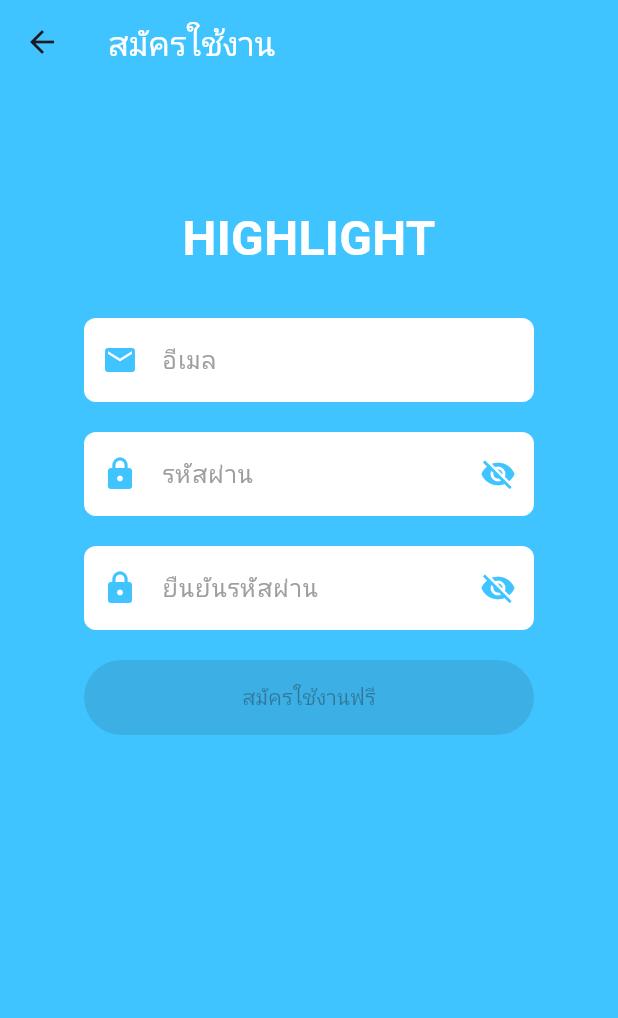
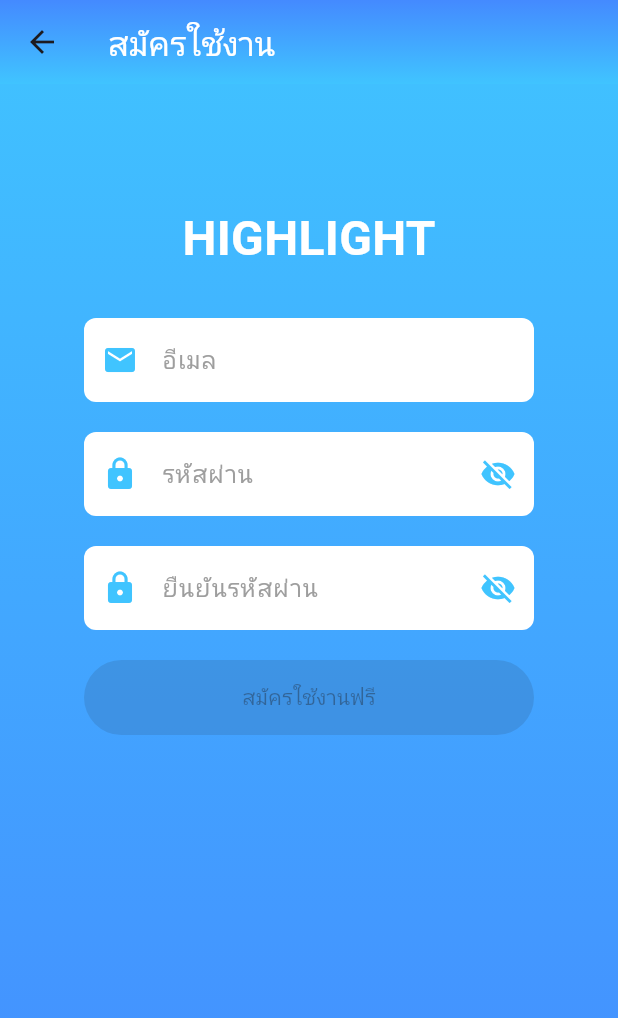
Before and after one commit to Best22522/Project-Mobile, a Flutter app: the screen it shows after launch, after a tap on "สมัครใช้งานฟรี", on a phone screen of 412 x 824 dp. Shown: the top 1018 px of the screen. Run offline on Flutter 3.47's test engine with Material 3 defaults, Android fonts, the phone set to English and light mode, and no system bars; our stand-ins replace cloud_firestore, firebase_core, fl_chart, pdf, printing, shared_preferences; accounts and stored records are empty.

Commit message:
fix color

```diff
--- /dev/null
+++ b/devtools_options.yaml
@@ -0,0 +1,3 @@
+description: This file stores settings for Dart & Flutter DevTools.
+documentation: https://docs.flutter.dev/tools/devtools/extensions#configure-extension-enablement-states
+extensions:
--- a/lib/RegisterPage.dart
+++ b/lib/RegisterPage.dart
@@ -61,15 +61,36 @@ Future<bool> emailExists(String email) async {
 
   @override
 Widget build(BuildContext context) {
-    return Scaffold(
-      backgroundColor: Colors.lightBlueAccent,
+  return Stack(
+    children: [
+      // Background gradient (under everything)
+      Container(
+        decoration: BoxDecoration(
+          gradient: LinearGradient(
+            colors: [Colors.lightBlueAccent, Colors.blueAccent],
+            begin: Alignment.topCenter,
+            end: Alignment.bottomCenter,
+          ),
+        ),
+      ),
+
+      Scaffold(
+        backgroundColor: Colors.transparent, // Transparent to let background show
         appBar: AppBar(
-        backgroundColor: Colors.lightBlueAccent,
+          elevation: 0,
+          flexibleSpace: Container(
+          decoration: BoxDecoration(
+          gradient: LinearGradient(
+            colors: [Colors.lightBlueAccent, Colors.blueAccent],
+            begin: Alignment.bottomCenter,
+            end: Alignment.topCenter,
+          ),
+        ),
+      ),
           title: Text(
             'สมัครใช้งาน',
-          style: TextStyle(color: Colors.white),
+            style: TextStyle(color: const Color.fromARGB(255, 255, 255, 255)),
           ),
-        elevation: 0,
         ),
         body: GestureDetector(
           onTap: () => FocusScope.of(context).unfocus(),
@@ -135,8 +156,11 @@ Future<bool> emailExists(String email) async {
             ),
           ),
         ),
+      ),
+    ],
   );
 }
+
 
   Widget _buildInputField(IconData icon, String hint, TextEditingController controller, Function onChanged) {
     return SizedBox(
--- a/lib/main.dart
+++ b/lib/main.dart
@@ -29,11 +29,15 @@ class FirstPage extends StatelessWidget {
   @override
   Widget build(BuildContext context) {
     return Scaffold(
-      appBar: AppBar(
-        backgroundColor: Colors.lightBlueAccent,
+      body: Container(
+    decoration: BoxDecoration(
+      gradient: LinearGradient(
+        colors: [Colors.lightBlueAccent, Colors.blueAccent],
+        begin: Alignment.topCenter,
+        end: Alignment.bottomCenter,
       ),
-      backgroundColor: Colors.lightBlueAccent,
-      body: Center(
+    ),
+    child: Center(
       child: Column(
         mainAxisAlignment: MainAxisAlignment.center,
         children: [
@@ -92,6 +96,7 @@ class FirstPage extends StatelessWidget {
           ],
         ),
       ),
+      ),
     );
   }
 }
```
Also changed, not shown: lib/loginPage.dart (+21 -4 lines), 125 other files. Lines whose indentation alone changed are shown as unchanged.
